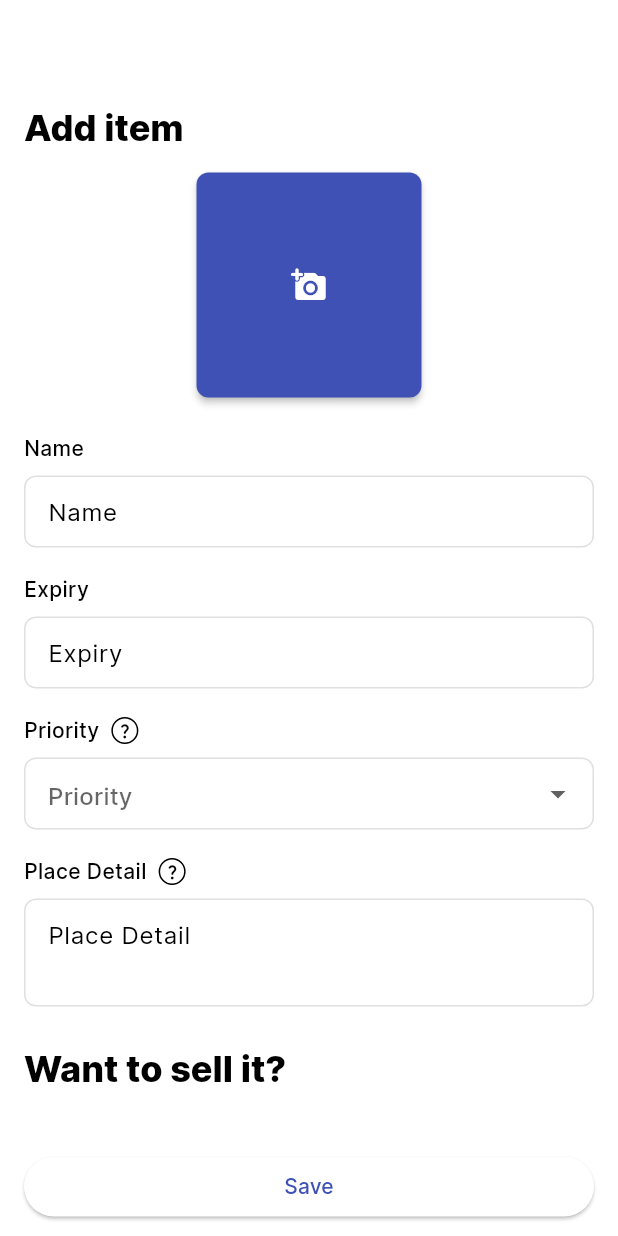
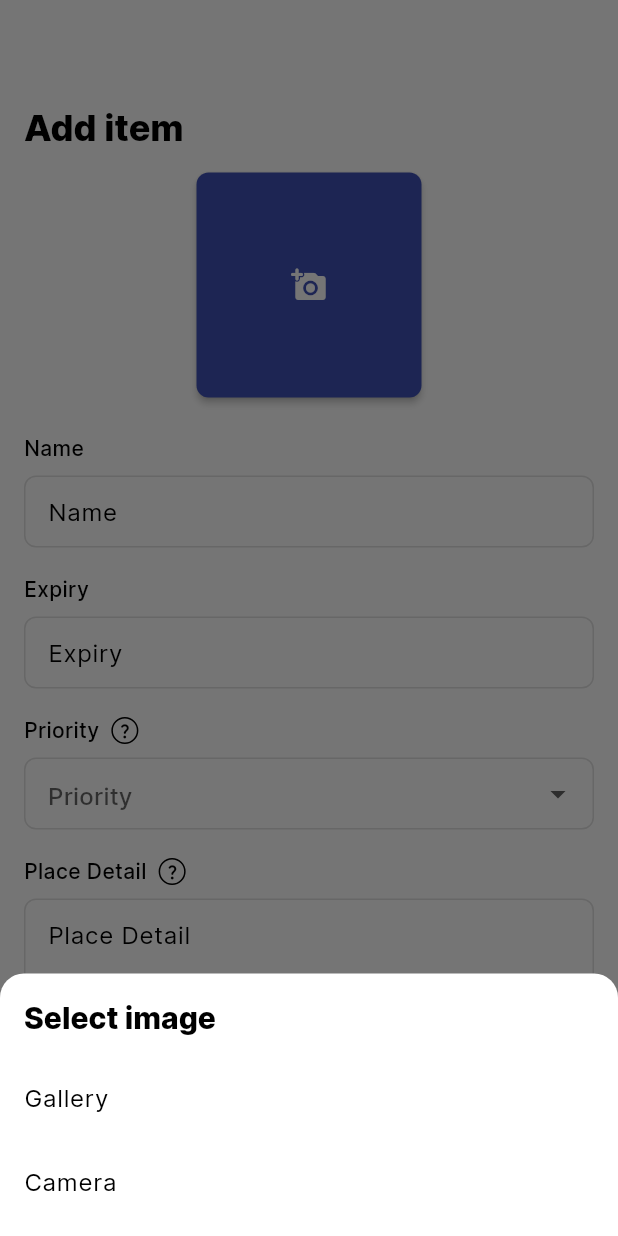
Before and after one commit to do4Mother/expiry-date, a Flutter app: the AddProductView screen opened by its route, after a tap on the "add a photo" icon, on a phone screen of 412 x 824 dp. Run offline on Flutter 3.47's test engine with Material 2 defaults, Android fonts, the phone set to English and light mode, and no system bars; drawn by our look-alikes of flutter_form_builder; our stand-ins replace bloc, cloud_firestore, copy_with_extension, equatable, firebase_auth, firebase_core and 5 more; missing offline and left inert: cloud_firestore_odm; accounts and stored records are empty; statements that could not run were skipped.

Commit message:
add image picker

```diff
--- a/lib/views/product/add_product/add_product.dart
+++ b/lib/views/product/add_product/add_product.dart
@@ -3,6 +3,7 @@ import 'dart:io';
 import 'package:expiry/utils/constant.dart';
 import 'package:expiry/widgets/date_picker.dart';
 import 'package:expiry/widgets/field_dropdown.dart';
+import 'package:expiry/widgets/image_picker.dart';
 import 'package:expiry/widgets/text_field.dart';
 import 'package:flutter/material.dart';
 import 'package:flutter_form_builder/flutter_form_builder.dart';
@@ -23,6 +24,27 @@ class _AddProductViewState extends State<AddProductView> {
   final picker = ImagePicker();
   bool isSell = false;
   File? image;
+
+  pickImage() async {
+    final result = await showModalBottomSheet(
+      context: context,
+      shape: const RoundedRectangleBorder(
+        borderRadius: BorderRadius.only(
+          topLeft: Radius.circular(16),
+          topRight: Radius.circular(16),
+        ),
+      ),
+      builder: (context) {
+        return const AppImagePicker();
+      },
+    );
+
+    if (result is XFile) {
+      setState(() {
+        image = File(result.path);
+      });
+    }
+  }
 
   @override
   Widget build(BuildContext context) {
@@ -53,15 +75,23 @@ class _AddProductViewState extends State<AddProductView> {
                       height: 150,
                       child: AspectRatio(
                         aspectRatio: 1,
-                        child: MaterialButton(
+                        child: image == null
+                            ? MaterialButton(
                                 color: Theme.of(context).colorScheme.primary,
-                          onPressed: () {},
+                                onPressed: pickImage,
                                 shape: RoundedRectangleBorder(
                                   borderRadius: BorderRadius.circular(8),
                                 ),
                                 child: const Icon(
                                   Icons.add_a_photo_rounded,
                                   color: Colors.white,
+                                ),
+                              )
+                            : GestureDetector(
+                                onTap: pickImage,
+                                child: Image.file(
+                                  image!,
+                                  fit: BoxFit.cover,
                                 ),
                               ),
                       ),
--- /dev/null
+++ b/lib/widgets/image_picker.dart
@@ -0,0 +1,63 @@
+import 'package:expiry/utils/constant.dart';
+import 'package:expiry/utils/logger.dart';
+import 'package:flutter/material.dart';
+import 'package:image_picker/image_picker.dart';
+
+class AppImagePicker extends StatefulWidget {
+  const AppImagePicker({super.key});
+
+  @override
+  State<AppImagePicker> createState() => _AppImagePickerState();
+}
+
+class _AppImagePickerState extends State<AppImagePicker> {
+  final picker = ImagePicker();
+
+  @override
+  Widget build(BuildContext context) {
+    final textTheme = Theme.of(context).textTheme;
+    return Container(
+      padding: const EdgeInsets.only(top: 16, bottom: 8),
+      child: Column(
+        crossAxisAlignment: CrossAxisAlignment.start,
+        mainAxisSize: MainAxisSize.min,
+        children: [
+          Padding(
+            padding: kPaddingItemView,
+            child: Text(
+              'Select image',
+              style: textTheme.headline5,
+            ),
+          ),
+          kVerticalSmallBox,
+          ListTile(
+            onTap: () async {
+              try {
+                final getImage = await picker.pickImage(source: ImageSource.gallery);
+                if (getImage != null && mounted) {
+                  Navigator.pop(context, getImage);
+                }
+              } catch (e) {
+                logger.e(e.toString());
+              }
+            },
+            title: const Text('Gallery'),
+          ),
+          ListTile(
+            onTap: () async {
+              try {
+                final getImage = await picker.pickImage(source: ImageSource.camera);
+                if (getImage != null && mounted) {
+                  Navigator.pop(context, getImage);
+                }
+              } catch (e) {
+                logger.e(e.toString());
+              }
+            },
+            title: const Text('Camera'),
+          ),
+        ],
+      ),
+    );
+  }
+}
```
Lines whose indentation alone changed are shown as unchanged.
